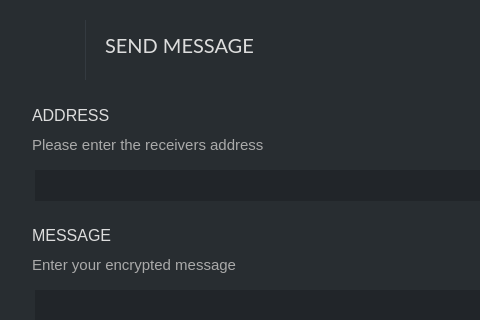
Above: src/gui/ui/sendmessageframe.ui from ConcealNetwork/conceal-desktop before the change; both pictures show x 0 to 480 and y 0 to 320 of the 1270 by 700 pixel window. Below: the same form after it.
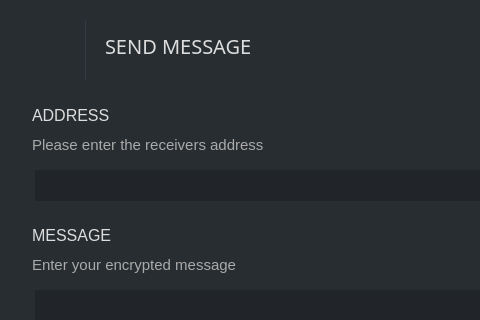
That is the form after the change. Icons and pictures are not drawn.

```diff
--- a/src/gui/ui/sendmessageframe.ui
+++ b/src/gui/ui/sendmessageframe.ui
@@ -259,7 +259,7 @@
       <property name="styleSheet">
        <string notr="true">color: #ddd; 
 font-size: 20px;
-font-family: Lato;</string>
+font-family: Raleway;</string>
       </property>
       <property name="text">
        <string>SEND MESSAGE</string>
```
